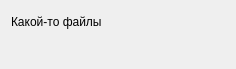
This is filelogwidget.ui in KurlesHS/LogWidget as Qt 5 draws it before an edit. The edited form follows.
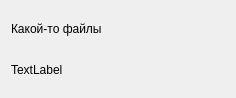
This is the edited form. Icons and pictures are not drawn.

```diff
--- a/filelogwidget.ui
+++ b/filelogwidget.ui
@@ -7,7 +7,7 @@
     <x>0</x>
     <y>0</y>
     <width>236</width>
-    <height>69</height>
+    <height>98</height>
    </rect>
   </property>
   <property name="windowTitle">
@@ -24,13 +24,7 @@
    <item>
     <widget class="QLabel" name="label_2">
      <property name="text">
-      <string/>
-     </property>
-     <property name="pixmap">
-      <pixmap>../ARM-USK/src/Resources/Icons/id.png</pixmap>
-     </property>
-     <property name="scaledContents">
-      <bool>false</bool>
+      <string>TextLabel</string>
      </property>
     </widget>
    </item>
```
Left out of the diff: 3 changed lines with no effect on the pictures.
